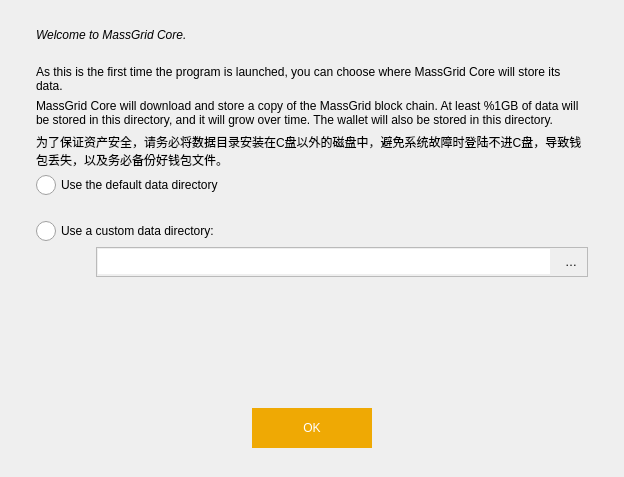
Qt form src/qt/forms/intro.ui (MassGrid/MassGrid) before a commit.
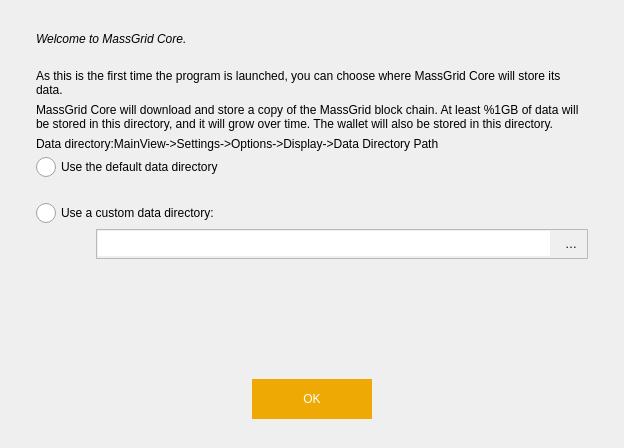
The same form after that commit. Icons and pictures are not drawn.

```diff
--- a/src/qt/forms/intro.ui
+++ b/src/qt/forms/intro.ui
@@ -7,7 +7,7 @@
     <x>0</x>
     <y>0</y>
     <width>624</width>
-    <height>477</height>
+    <height>448</height>
    </rect>
   </property>
   <property name="windowTitle">
@@ -93,7 +93,7 @@
        <number>27</number>
       </property>
       <property name="topMargin">
-       <number>20</number>
+       <number>24</number>
       </property>
       <property name="rightMargin">
        <number>27</number>
@@ -225,14 +225,21 @@
             </widget>
            </item>
            <item>
-            <widget class="QLabel" name="label">
-             <property name="text">
-              <string>为了保证资产安全，请务必将数据目录安装在C盘以外的磁盘中，避免系统故障时登陆不进C盘，导致钱包丢失，以及务必备份好钱包文件。</string>
+            <layout class="QHBoxLayout" name="horizontalLayout_7">
+             <property name="leftMargin">
+              <number>0</number>
              </property>
-             <property name="wordWrap">
-              <bool>true</bool>
+             <property name="topMargin">
+              <number>0</number>
              </property>
-            </widget>
+             <item>
+              <widget class="QLabel" name="label_3">
+               <property name="text">
+                <string>Data directory:MainView-&gt;Settings-&gt;Options-&gt;Display-&gt;Data Directory Path</string>
+               </property>
+              </widget>
+             </item>
+            </layout>
            </item>
            <item>
             <widget class="QRadioButton" name="dataDirDefault">
```
